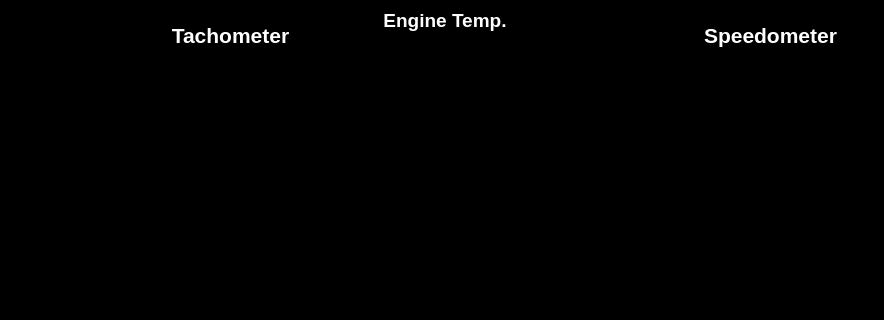
Above: qt/MyCarDashboard/DashboardUI/mainwindow.ui from SathvikaNarla11/QtTasks before the change; both pictures show x 0 to 884 and y 0 to 320 of the 884 by 487 pixel window. Below: the same form after it.
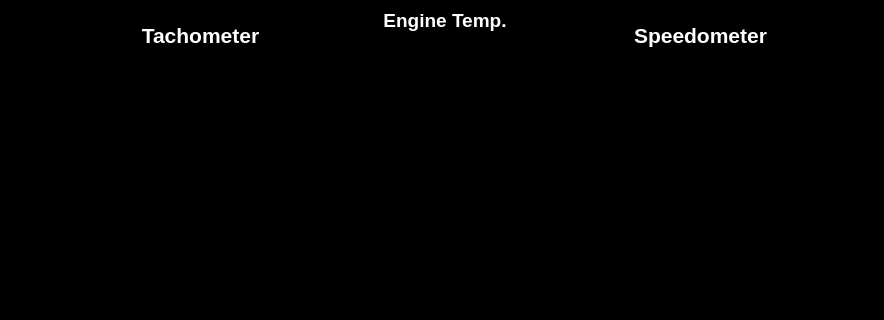
That is the form after the change.

```diff
--- a/qt/MyCarDashboard/DashboardUI/mainwindow.ui
+++ b/qt/MyCarDashboard/DashboardUI/mainwindow.ui
@@ -92,7 +92,7 @@
    <widget class="QLabel" name="label_4">
     <property name="geometry">
      <rect>
-      <x>150</x>
+      <x>120</x>
       <y>20</y>
       <width>161</width>
       <height>31</height>
@@ -117,7 +117,7 @@
    <widget class="QLabel" name="label_5">
     <property name="geometry">
      <rect>
-      <x>690</x>
+      <x>620</x>
       <y>20</y>
       <width>161</width>
       <height>31</height>
```
